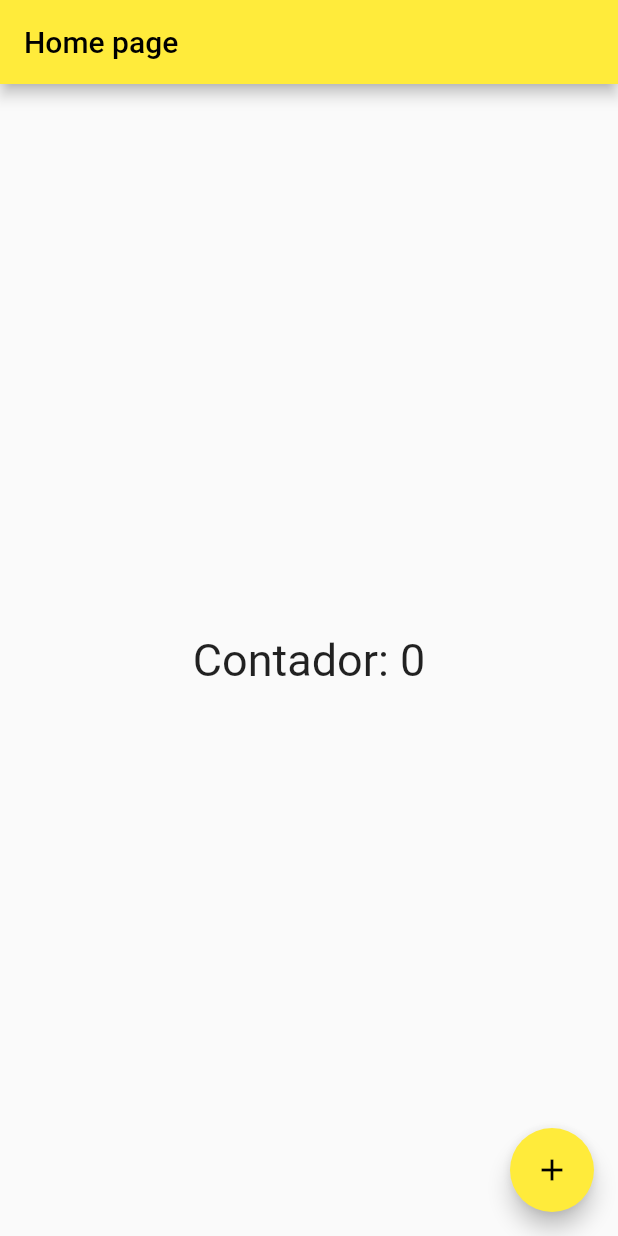
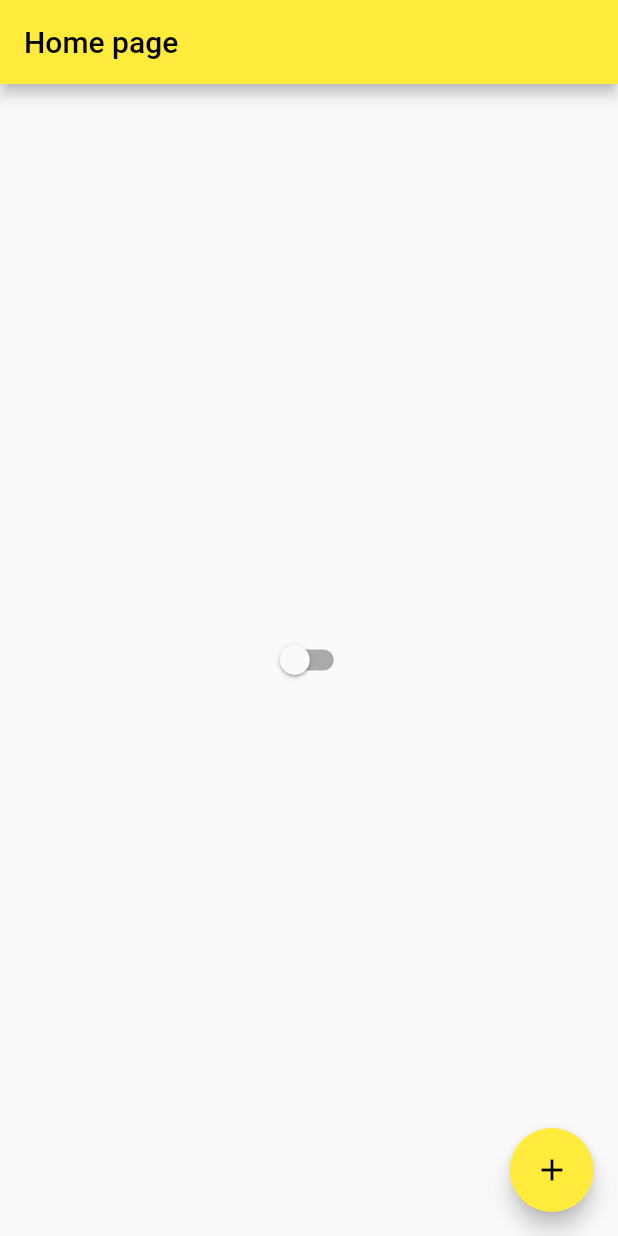
Before and after one commit to cassio12/Flutter, a Flutter app: the screen it shows after launch, on a phone screen of 412 x 824 dp. Run offline on Flutter 3.47's test engine with Material 2 defaults, Android fonts, the phone set to English and light mode, and no system bars.

Commit message:
Single render

```diff
--- /dev/null
+++ b/lib/my_app_controller.dart
@@ -0,0 +1,12 @@
+import 'package:flutter/cupertino.dart';
+
+class MyAppController extends ChangeNotifier {
+  static MyAppController instance = MyAppController();
+
+  bool isTroca = false;
+
+  changeTheme() {
+    isTroca = !this.isTroca;
+    notifyListeners();
+ }
+}
--- a/lib/my_app_widget.dart
+++ b/lib/my_app_widget.dart
@@ -1,5 +1,8 @@
+import 'dart:ui';
+
 import 'package:flutter/cupertino.dart';
 import 'package:flutter/material.dart';
+import 'package:ola_mundo/my_app_controller.dart';
 
 import 'my_home_page.dart';
 
@@ -7,11 +10,19 @@ class MyAppWiget extends StatelessWidget {
 
   @override
   Widget build(BuildContext context) {
-    return MaterialApp(
-      theme: ThemeData(
-        primarySwatch: Colors.yellow
-      ),
-      home: MyHomePage(),
+    return AnimatedBuilder(
+      animation: MyAppController.instance,
+     builder: (context, child) {
+      return MaterialApp(
+          theme: ThemeData(
+            primarySwatch: Colors.yellow,
+            brightness: MyAppController.instance.isTroca
+            ? Brightness.dark
+            : Brightness.light
+        ),
+        home: MyHomePage(),
+      );
+     },
     );
   }
 }
--- a/lib/my_home_page.dart
+++ b/lib/my_home_page.dart
@@ -1,5 +1,6 @@
 import 'package:flutter/cupertino.dart';
 import 'package:flutter/material.dart';
+import 'package:ola_mundo/my_app_controller.dart';
 
 class MyHomePage extends StatefulWidget {
 
@@ -22,13 +23,11 @@ class MyHomePageState extends State<MyHomePage> {
             )
         ),
       body: Center(
-        child: GestureDetector(
-          child: Text(
-            'Contador: $cont',
-            style: TextStyle(
-              fontSize: 30.0,
-            ),
-          ),
+          child: Switch(
+          value: MyAppController.instance.isTroca,
+          onChanged: (value) {
+            MyAppController.instance.changeTheme();
+          }
         ),
       ),
       floatingActionButton: FloatingActionButton(
```
